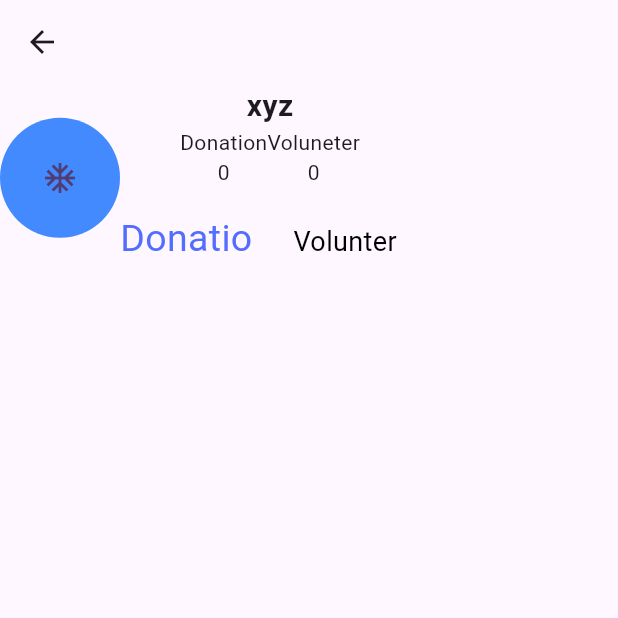
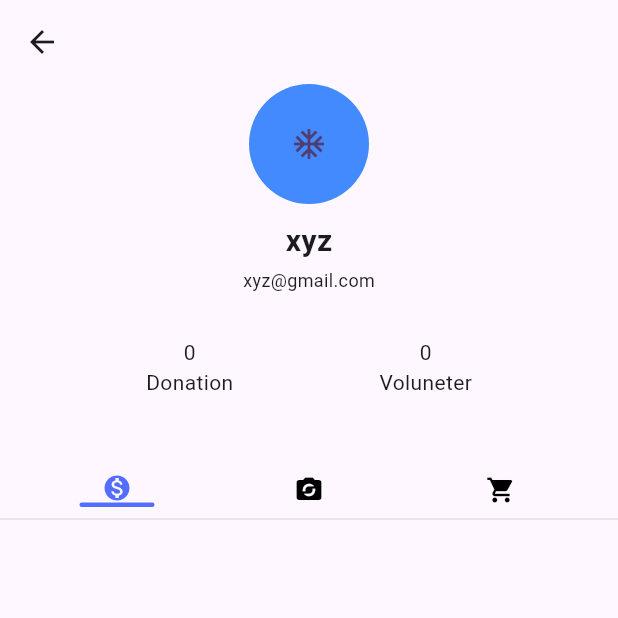
Before and after one commit to mahi23jj/CharityConnect-app-Frontend, a Flutter app: the user_profile screen opened directly, on a phone screen of 412 x 824 dp, the top half of it. Run offline on Flutter 3.47's test engine with Material 3 defaults, Android fonts, the phone set to English and light mode, and no system bars; our stand-ins replace flutter_bloc, go_router; network calls fail.

Commit message:
(feat):update user profile

```diff
--- a/lib/Navigation/bottomnavigation/bottom_navigation.dart
+++ b/lib/Navigation/bottomnavigation/bottom_navigation.dart
@@ -21,7 +21,9 @@ class Bottomnavigator extends StatelessWidget {
         currentIndex: navigationShell.currentIndex,
         onTap: ontap,
         items: const [
-          BottomNavigationBarItem( label: 'Home',icon: Icon(Icons.home)),
+          BottomNavigationBarItem(
+
+            label: 'Home',icon: Icon(Icons.home) , ),
           BottomNavigationBarItem( label: 'Search',icon: Icon(Icons.search)),
           BottomNavigationBarItem( label: 'Donation',icon: Icon(Icons.monetization_on)),
           BottomNavigationBarItem( label: 'Profile',icon: Icon(Icons.person)),
--- a/lib/userprofilepage/view/screen/profile.dart
+++ b/lib/userprofilepage/view/screen/profile.dart
@@ -13,6 +13,7 @@ class user_profile extends StatefulWidget {
 
 class _user_profileState extends State<user_profile> {
   final user = 'xyz';
+  final email = 'xyz@gmail.com';
   final donate = 0;
   final volunter = 0;
   int currentidx = 0;
@@ -30,38 +31,61 @@ class _user_profileState extends State<user_profile> {
       body: Column(
         children: [
           Row(
+            mainAxisAlignment: MainAxisAlignment.spaceEvenly,
             children: [
               const CircleAvatar(
                 backgroundColor: Colors.blueAccent,
                 radius: 40,
                 child: Icon(Icons.ac_unit_sharp),
               ),
-              Column(
-                children: [
+            ],
+          ),
+          SizedBox(
+            height: 10,
+          ),
           Text(
             user,
             style: TextStyle(fontWeight: FontWeight.bold, fontSize: 20),
+          ),
+          SizedBox(
+            height: 3,
+          ),
+          Text(
+            email,
+            style: TextStyle(fontSize: 12),
+          ),
+          SizedBox(
+            height: 30,
           ),
           Row(
             mainAxisAlignment: MainAxisAlignment.spaceEvenly,
             children: [
               Column(
-                        children: [Text('Donation'), Text('${donate}')],
+                children: [
+                  Text('${donate}'),
+                  Text('Donation'),
+                ],
               ),
               Column(
-                        children: [Text('Voluneter'), Text('${volunter}')],
+                children: [
+                  Text('${volunter}'),
+                Text('Voluneter')],
               )
             ],
           ),
-                  Divider(),
-                  ProfileTab(
-                      currentidx: context.read<Profileprovider>().state,
-                      onchange: (idx) =>
-                          context.read<Profileprovider>().ontap(idx))
-                ],
-              )
-            ],
+          SizedBox(height: 50),
+          Padding(
+            padding: const EdgeInsets.all(0.0),
+            child: ProfileTab(
+                currentidx: 0,
+                // context.read<Profileprovider>().state,
+                onchange: (idx) => () {}),
           ),
+          Divider(
+            color: const Color.fromARGB(31, 49, 48, 48),
+          ),
+
+          // context.read<Profileprovider>().ontap(idx))
         ],
       ),
     );
--- a/lib/userprofilepage/view/widget/profile_tab.dart
+++ b/lib/userprofilepage/view/widget/profile_tab.dart
@@ -9,27 +9,40 @@ class ProfileTab extends StatelessWidget {
   @override
   Widget build(BuildContext context) {
     return Row(
-      mainAxisAlignment: MainAxisAlignment.spaceBetween,
+      mainAxisAlignment: MainAxisAlignment.spaceEvenly,
       children: [
-        tab(Title: 'Donation', idx: 0),
-        tab(Title: 'Volunter', idx: 1)
+        tab(Title: Icons.monetization_on, idx: 0),
+        tab(Title: Icons.party_mode, idx: 1),
+        tab(Title: Icons.shopping_cart, idx: 2),
       ],
     );
   }
 
-  Widget tab({required String Title, required int idx}) {
+  Widget tab({required IconData Title, required int idx}) {
     final isactive = currentidx == idx;
     return GestureDetector(
-      onTap:()=> onchange(idx),
+      onTap: () {},
+      // onchange(idx),
       child: Container(
         alignment: Alignment.center,
         width: 100,
-        height: 40,
-        child: Text(
-          Title,
-          style: TextStyle(
+        child: Column(
+          children: [
+            Icon(
+              Title,
+              size: 20,
               color: isactive ? Colors.indigoAccent : Colors.black,
-              fontSize: isactive ? 25 : 18),
+            ),
+            if (isactive)
+              Container(
+                height: 3,
+                width: 50,
+                decoration: BoxDecoration(
+                  color: Colors.indigoAccent,
+                  borderRadius: BorderRadius.circular(4),
+                ),
+              ),
+          ],
         ),
       ),
     );
```
Lines whose indentation alone changed are shown as unchanged.
